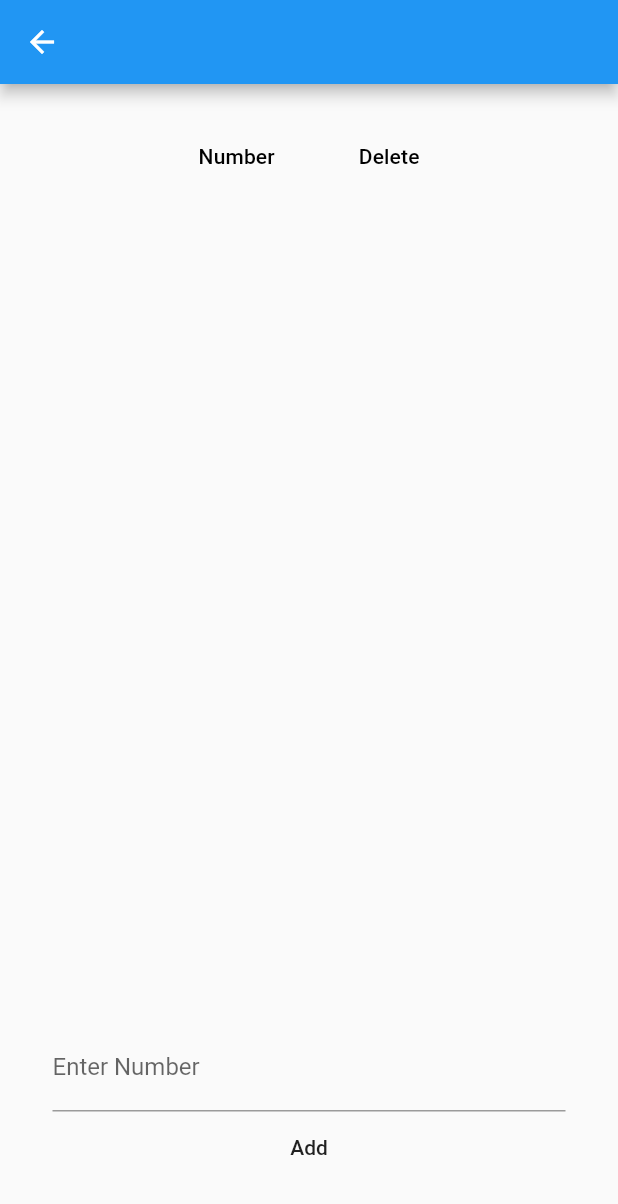
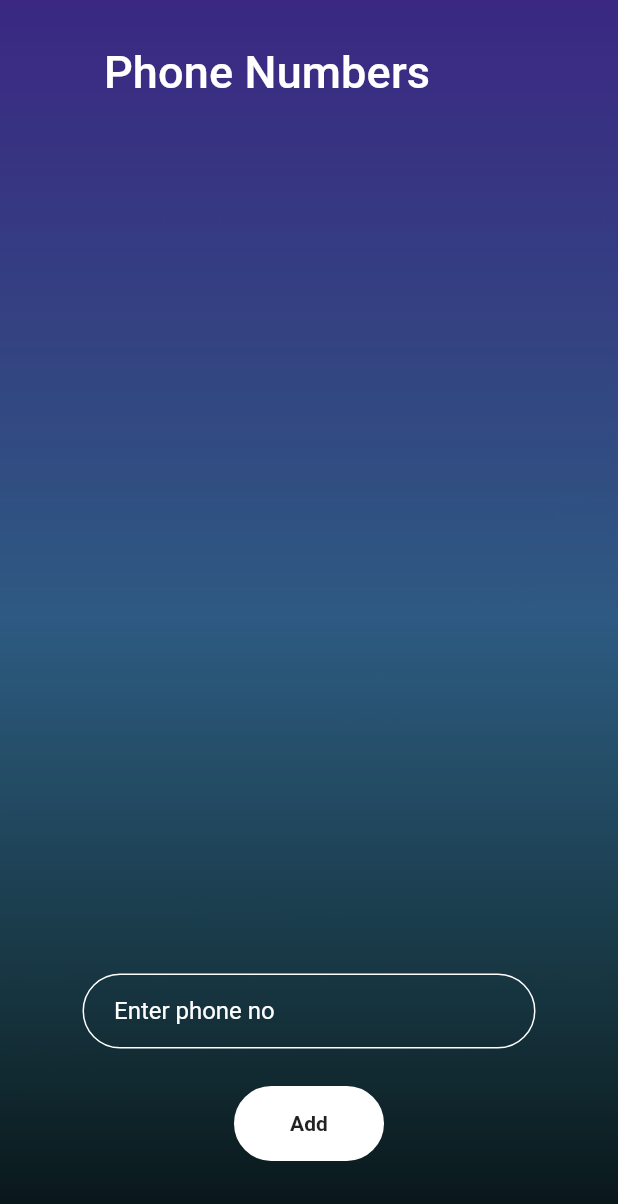
Before and after one commit to tarush-r/Safety-App, a Flutter app: the ContactList screen opened directly, on a phone screen of 412 x 824 dp. Shown: the top 1204 px of the screen. Run offline on Flutter 3.47's test engine with Material 2 defaults, Android fonts, the phone set to English and light mode, and no system bars; our stand-ins replace firebase_auth, geolocator, sqflite; missing offline and left inert: dart:ffi, sms; accounts and stored records are empty.

Commit message:
Frontend Done

```diff
--- a/lib/screens/contacts.dart
+++ b/lib/screens/contacts.dart
@@ -44,6 +44,7 @@ class _ContactListState extends State<ContactList> {
       ContactModel c = ContactModel(number);
       dbHelper.save(c);
       refreshList();
+      newContactField.clear();
     }
   }
 
@@ -53,20 +54,20 @@ class _ContactListState extends State<ContactList> {
       child: DataTable(
         columns: [
           DataColumn(
-            label: Text("Number"),
+            label: Text("Phone Numbers", style:TextStyle(color:Colors.white, fontSize:30)),
           ),
           DataColumn(
-            label: Text("Delete"),
+            label: Text(""),
           ),
         ],
         rows: contacts
             .map(
               (contact) => DataRow(cells: [
                 DataCell(
-                  Text(contact.number),
+                  Text(contact.number, style:TextStyle(color:Colors.white, fontSize:20)),
                 ),
                 DataCell(IconButton(
-                    icon: Icon(Icons.delete),
+                    icon: Icon(Icons.delete, color: Colors.white,),
                     onPressed: () {
                       dbHelper.delete(contact.number);
                       refreshList();
@@ -104,23 +105,85 @@ class _ContactListState extends State<ContactList> {
     return Form(
       key: formKey,
       child: Padding(
-        padding: EdgeInsets.all(15),
+        padding: EdgeInsets.all(30),
         child: Column(
           mainAxisAlignment: MainAxisAlignment.center,
           mainAxisSize: MainAxisSize.min,
           verticalDirection: VerticalDirection.down,
           children: <Widget>[
-            TextFormField(
+
+            Container(
+                    margin: EdgeInsets.all(5),
+                      padding: EdgeInsets.only(left: 20),
+                      child: Center(
+                        child: TextFormField(
                           controller: newContactField,
               keyboardType: TextInputType.text,
-              decoration: InputDecoration(labelText: 'Enter Number'),
+              //decoration: InputDecoration(labelText: 'Enter Number'),
               validator: (val) => val.length == 0 ? 'Enter Number' : null,
               onSaved: (val) => number = val,
+                          style: TextStyle(color: Colors.white),
+                          decoration: InputDecoration(
+                              border: InputBorder.none,
+                              focusedBorder: InputBorder.none,
+                              enabledBorder: InputBorder.none,
+                              errorBorder: InputBorder.none,
+                              disabledBorder: InputBorder.none,
+                              hintText: "Enter phone no",
+                              hintStyle: TextStyle(color: Colors.white)),
+
                         ),
+                      ),
+                      height: 50,
+                      decoration: BoxDecoration(
+                        border: Border.all(color: Colors.white),
+                        borderRadius: BorderRadius.circular(50),
+                        //color:Colors.white
+                      )),
+
+                      SizedBox(height:20),
+
+
+
+
+
+
+
+
+            // TextFormField(
+            //   controller: newContactField,
+            //   keyboardType: TextInputType.text,
+            //   decoration: InputDecoration(labelText: 'Enter Number'),
+            //   validator: (val) => val.length == 0 ? 'Enter Number' : null,
+            //   onSaved: (val) => number = val,
+            // ),
+
+
+
+
             Row(
               mainAxisAlignment: MainAxisAlignment.spaceEvenly,
               children: <Widget>[
-                FlatButton(onPressed: validate, child: Text('Add'))
+                InkWell(
+                    onTap: validate,
+                    child: Container(
+                      width: 100,
+
+                        child: Center(
+                            child:
+                                 Text("Add",
+                                    style: TextStyle(
+                                      fontWeight: FontWeight.bold,
+                                    ))
+                                 ),
+                        height: 50,
+                        decoration: BoxDecoration(
+                          color: Colors.white,
+                          border: Border.all(color: Colors.white),
+                          borderRadius: BorderRadius.circular(50),
+                          //color:Colors.white
+                        )),
+                  )
               ],
             ),
           ],
@@ -144,23 +207,26 @@ class _ContactListState extends State<ContactList> {
     return WillPopScope(
       onWillPop: onBackPressed,
       child: Scaffold(
-        appBar: AppBar(
-          // leading: new IconButton(
-          //   icon: new Icon(Icons.arrow_back),
-          //   onPressed: () {
-          //     Navigator.push(
-          //       context,
-          //       MaterialPageRoute(builder: (context) => DashboardPage(contacts)),
-          //     );
-          //   },
-          // ),
-        ),
+
         body: Center(
           child: Container(
+            decoration: BoxDecoration(
+
+            image: DecorationImage(
+                image: AssetImage('assets/images/back.jpg'),
+                fit: BoxFit.cover)),
+                      child: Container(
+                         decoration: BoxDecoration(
+              gradient: LinearGradient(begin: Alignment.bottomRight, colors: [
+            Colors.black.withOpacity(.9),
+            Colors.black.withOpacity(.4)
+          ])),
               padding: EdgeInsets.all(20),
+              child: SafeArea(
                               child: Column(
                   mainAxisAlignment: MainAxisAlignment.end,
                   children: <Widget>[
+
                     // FutureBuilder(
                     //   future: getContact(),
                     //   builder: (_, contactData) {
@@ -219,6 +285,8 @@ class _ContactListState extends State<ContactList> {
               ),
             ),
           ),
+        ),
+      ),
     );
   }
 }
```
Also changed, not shown: lib/main.dart (+7 -0 lines), 4 other files. Lines whose indentation alone changed are shown as unchanged.
